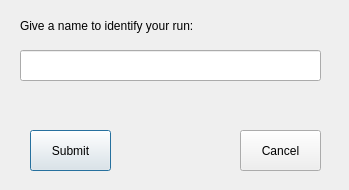
First picture: the form in guistructure/submitwindow.ui, repository mguid65/OpenSystemBench, before the edit.
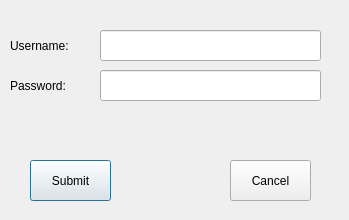
Second picture: the form after the edit.

The edit to the form file:
```diff
--- a/guistructure/submitwindow.ui
+++ b/guistructure/submitwindow.ui
@@ -7,19 +7,19 @@
     <x>0</x>
     <y>0</y>
     <width>349</width>
-    <height>190</height>
+    <height>220</height>
    </rect>
   </property>
   <property name="minimumSize">
    <size>
     <width>349</width>
-    <height>190</height>
+    <height>220</height>
    </size>
   </property>
   <property name="maximumSize">
    <size>
     <width>349</width>
-    <height>190</height>
+    <height>220</height>
    </size>
   </property>
   <property name="windowTitle">
@@ -29,7 +29,7 @@
    <property name="geometry">
     <rect>
      <x>30</x>
-     <y>130</y>
+     <y>160</y>
      <width>81</width>
      <height>41</height>
     </rect>
@@ -41,8 +41,8 @@
   <widget class="QPushButton" name="cancelButton">
    <property name="geometry">
     <rect>
-     <x>240</x>
-     <y>130</y>
+     <x>230</x>
+     <y>160</y>
      <width>81</width>
      <height>41</height>
     </rect>
@@ -54,31 +54,18 @@
   <widget class="QLineEdit" name="nameInput">
    <property name="geometry">
     <rect>
-     <x>20</x>
-     <y>50</y>
-     <width>301</width>
+     <x>100</x>
+     <y>30</y>
+     <width>221</width>
      <height>31</height>
     </rect>
    </property>
   </widget>
-  <widget class="QLabel" name="submissioninfo">
-   <property name="geometry">
-    <rect>
-     <x>20</x>
-     <y>10</y>
-     <width>281</width>
-     <height>31</height>
-    </rect>
-   </property>
-   <property name="text">
-    <string>Give a name to identify your run:</string>
-   </property>
-  </widget>
   <widget class="QLabel" name="responseLabel">
    <property name="geometry">
     <rect>
-     <x>30</x>
-     <y>86</y>
+     <x>40</x>
+     <y>110</y>
      <width>261</width>
      <height>31</height>
     </rect>
@@ -87,6 +74,45 @@
     <string/>
    </property>
   </widget>
+  <widget class="QLineEdit" name="password_val">
+   <property name="geometry">
+    <rect>
+     <x>100</x>
+     <y>70</y>
+     <width>221</width>
+     <height>31</height>
+    </rect>
+   </property>
+   <property name="inputMethodHints">
+    <set>Qt::ImhHiddenText|Qt::ImhSensitiveData</set>
+   </property>
+  </widget>
+  <widget class="QLabel" name="username">
+   <property name="geometry">
+    <rect>
+     <x>10</x>
+     <y>30</y>
+     <width>81</width>
+     <height>31</height>
+    </rect>
+   </property>
+   <property name="text">
+    <string>Username:</string>
+   </property>
+  </widget>
+  <widget class="QLabel" name="label_2">
+   <property name="geometry">
+    <rect>
+     <x>10</x>
+     <y>70</y>
+     <width>81</width>
+     <height>31</height>
+    </rect>
+   </property>
+   <property name="text">
+    <string>Password:</string>
+   </property>
+  </widget>
  </widget>
  <resources/>
  <connections/>
```
Left out of the diff: 2 changed lines with no effect on the pictures.
